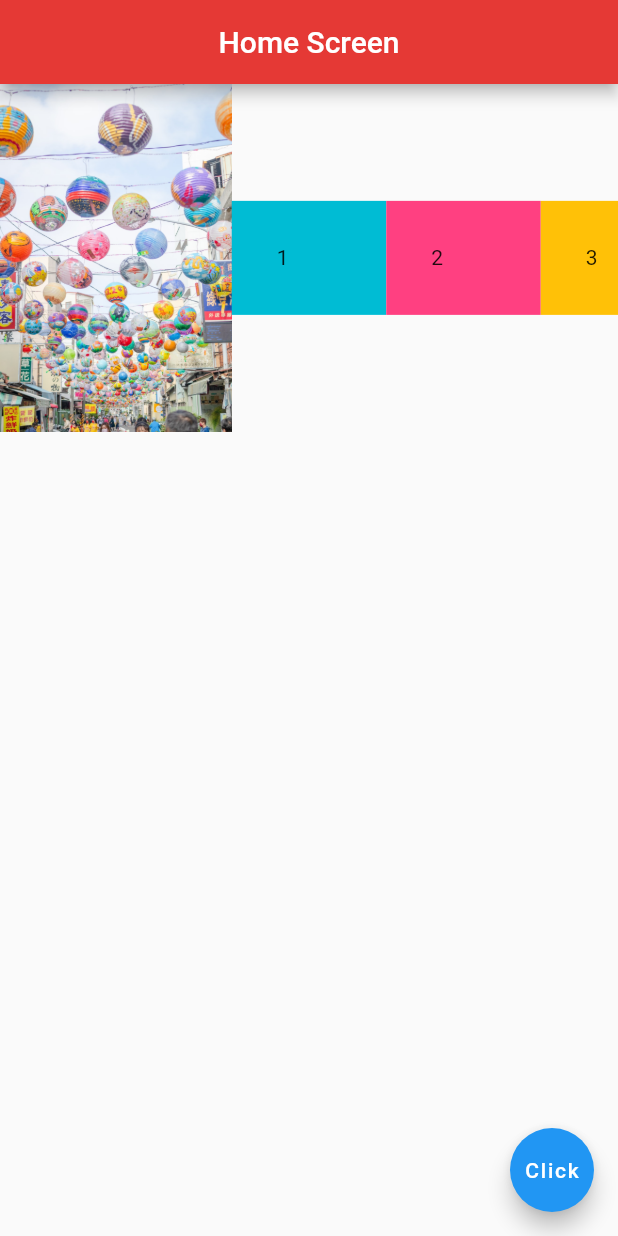
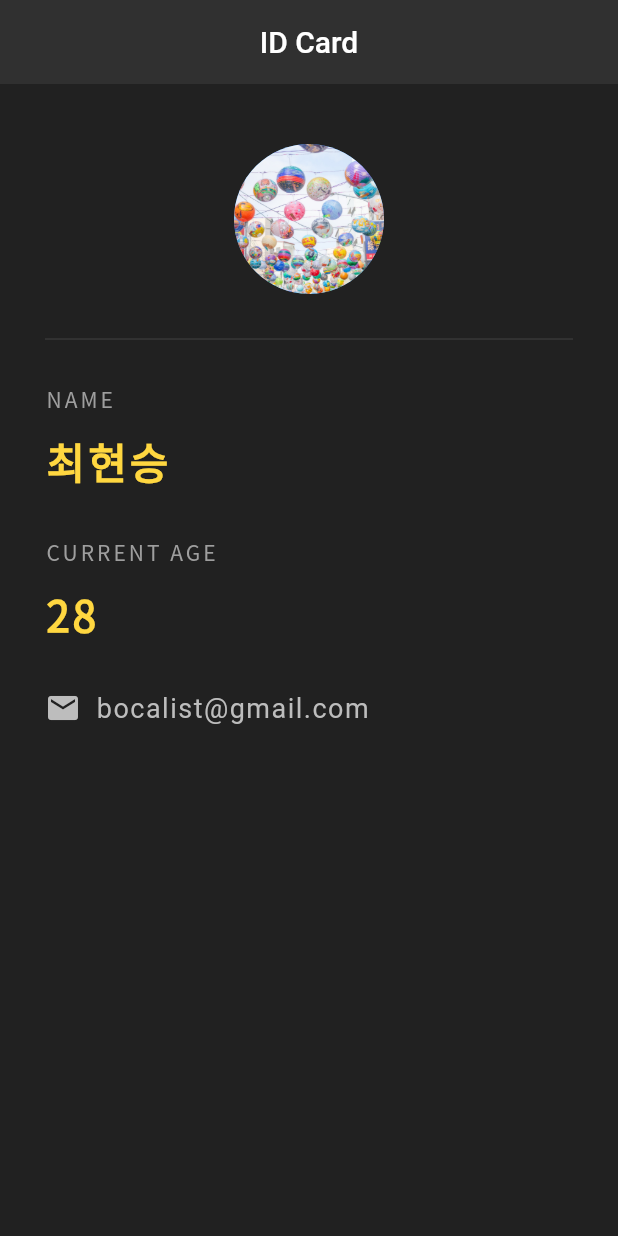
Before and after one commit to brokolidev/flutter_tutorial, a Flutter app: the screen it shows after launch, on a phone screen of 412 x 824 dp. Run offline on Flutter 3.47's test engine with Material 2 defaults, Android fonts, the phone set to English and light mode, and no system bars.

Commit message:
ID Card sample layout

```diff
--- a/lib/main.dart
+++ b/lib/main.dart
@@ -2,58 +2,97 @@ import 'package:flutter/material.dart';
 
 void main() {
   runApp(const MaterialApp(
-    home: Home(),
+    home: NinjaCard(),
   ));
 }
 
-class Home extends StatelessWidget {
-  const Home({Key? key}) : super(key: key);
+class NinjaCard extends StatelessWidget {
+  const NinjaCard({Key? key}) : super(key: key);
 
   @override
   Widget build(BuildContext context) {
     return Scaffold(
+      backgroundColor: Colors.grey[900],
       appBar: AppBar(
-        title: Text('Home Screen'),
-        backgroundColor: Colors.red[600],
+        title: Text('ID Card'),
         centerTitle: true,
+        backgroundColor: Colors.grey[850],
+        elevation: 0,
       ),
-      body: Row(
+      body: Padding(
+        padding: EdgeInsets.fromLTRB(30.0, 40.0, 30.0, 0.0),
+        child: Column(
+          crossAxisAlignment: CrossAxisAlignment.start,
           children: [
-          Expanded(
-            flex: 3,
-              child: Image.asset('assets/balloons.jpg')
-          ),
-          Expanded(
-            flex: 2,
-            child: Container(
-              padding: EdgeInsets.all(30.0),
-              color: Colors.cyan,
-              child: Text('1'),
+            Center(
+              child: CircleAvatar(
+                backgroundImage: AssetImage('assets/balloons.jpg'),
+                radius: 50.0,
               ),
             ),
-          Expanded(
-            flex: 2,
-            child: Container(
-              padding: EdgeInsets.all(30.0),
-              color: Colors.pinkAccent,
-              child: Text('2'),
+            Divider(
+              height: 60.0,
+              color: Colors.grey[800],
+            ),
+            Text(
+              'NAME',
+              style: TextStyle(
+                color: Colors.grey,
+                letterSpacing: 2.0,
+                fontFamily: 'NotoSansKR',
               ),
             ),
-          Expanded(
-            flex: 1,
-            child: Container(
-              padding: EdgeInsets.all(30.0),
-              color: Colors.amber,
-              child: Text('3'),
+            SizedBox(height: 10.0),
+            Text(
+              '최현승',
+              style: TextStyle(
+                color: Colors.amberAccent[200],
+                letterSpacing: 2.0,
+                fontFamily: 'NotoSansKR',
+                fontWeight: FontWeight.bold,
+                fontSize: 28.0,
               ),
             ),
+            SizedBox(height: 30.0),
+            Text(
+              'CURRENT AGE',
+              style: TextStyle(
+                color: Colors.grey,
+                letterSpacing: 2.0,
+                fontFamily: 'NotoSansKR',
+              ),
+            ),
+            SizedBox(height: 10.0),
+            Text(
+              '28',
+              style: TextStyle(
+                color: Colors.amberAccent[200],
+                letterSpacing: 2.0,
+                fontFamily: 'NotoSansKR',
+                fontWeight: FontWeight.bold,
+                fontSize: 28.0,
+              ),
+            ),
+            SizedBox(height: 30.0),
+            Row(
+              children: [
+                Icon(
+                  Icons.email,
+                  color: Colors.grey[400],
+                ),
+                SizedBox(width: 10.0),
+                Text(
+                  'bocalist@gmail.com',
+                  style: TextStyle(
+                    color: Colors.grey[400],
+                    fontSize: 18.0,
+                    letterSpacing: 1.0,
+                  ),
+                )
+              ],
+            )
           ],
         ),
-      floatingActionButton: FloatingActionButton(
-        onPressed: () {
-          print('test!!!');
-        },
-        child: Text('Click'),
       ),
     );
   }
```
Also changed, not shown: 1 other file. Lines whose indentation alone changed are shown as unchanged.
